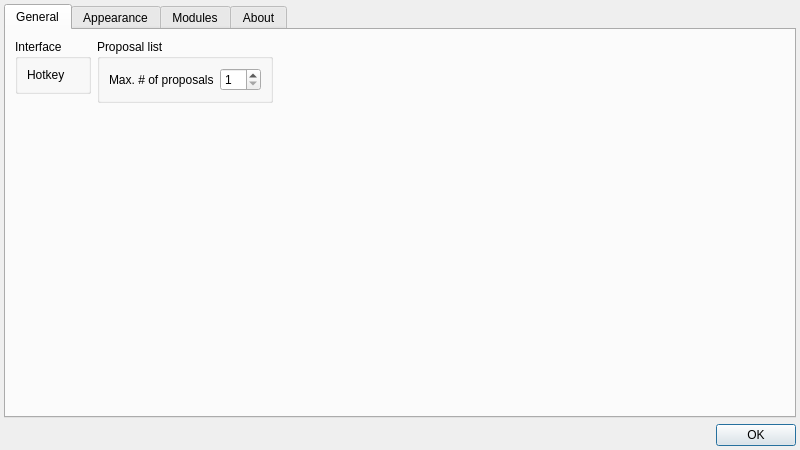
The window that src/ui/settingsdialog.ui (albertlauncher/albert) describes before a commit, drawn with Qt 5.
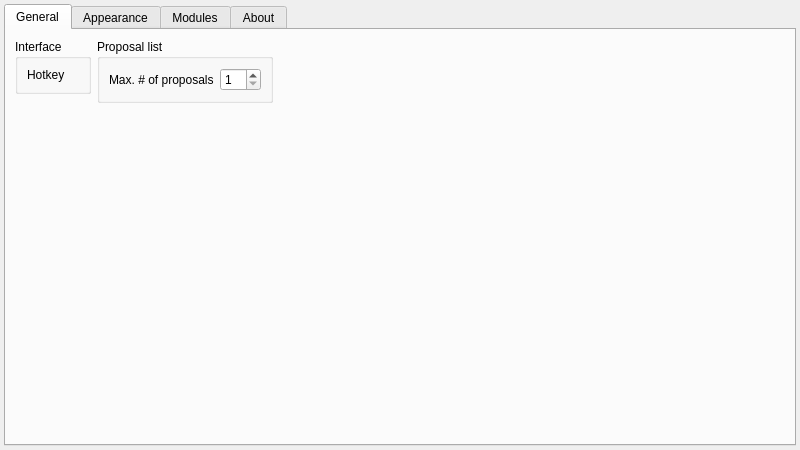
The same window after the commit. The open tabs and pages were chosen to show the change.

Commit message: Force the user to set a hotkey, make settingsdialog member of mainwidget

Diff of the .ui file:
```diff
--- a/src/ui/settingsdialog.ui
+++ b/src/ui/settingsdialog.ui
@@ -38,16 +38,6 @@
    <property name="bottomMargin">
     <number>4</number>
    </property>
-   <item row="2" column="0">
-    <widget class="QDialogButtonBox" name="buttonBox">
-     <property name="orientation">
-      <enum>Qt::Horizontal</enum>
-     </property>
-     <property name="standardButtons">
-      <set>QDialogButtonBox::Ok</set>
-     </property>
-    </widget>
-   </item>
    <item row="1" column="0">
     <widget class="QTabWidget" name="tabs">
      <property name="currentIndex">
```
Left out of the diff: 34 changed lines with no effect on the pictures. The commit also changes 7 other files.
